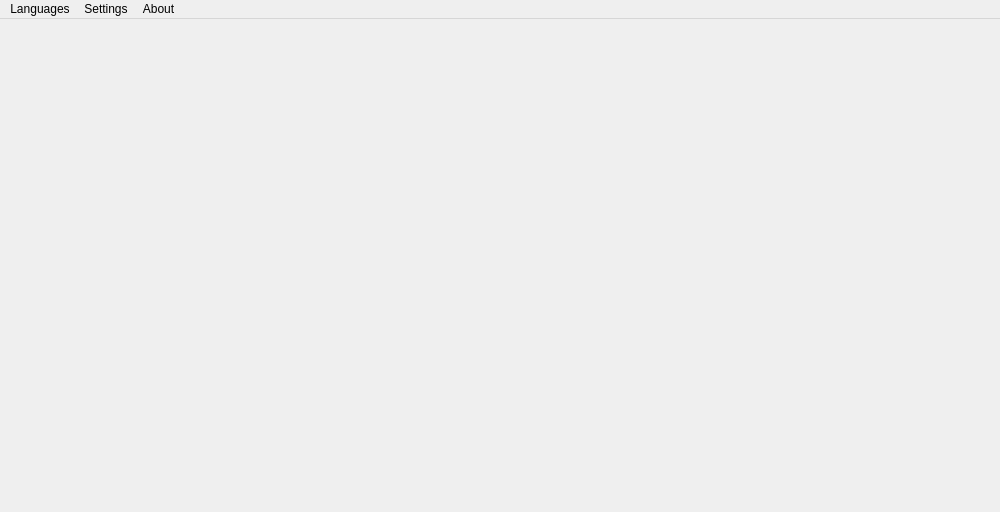
Qt form mainwindow.ui (vanniktech/SpeedReader) before a commit.
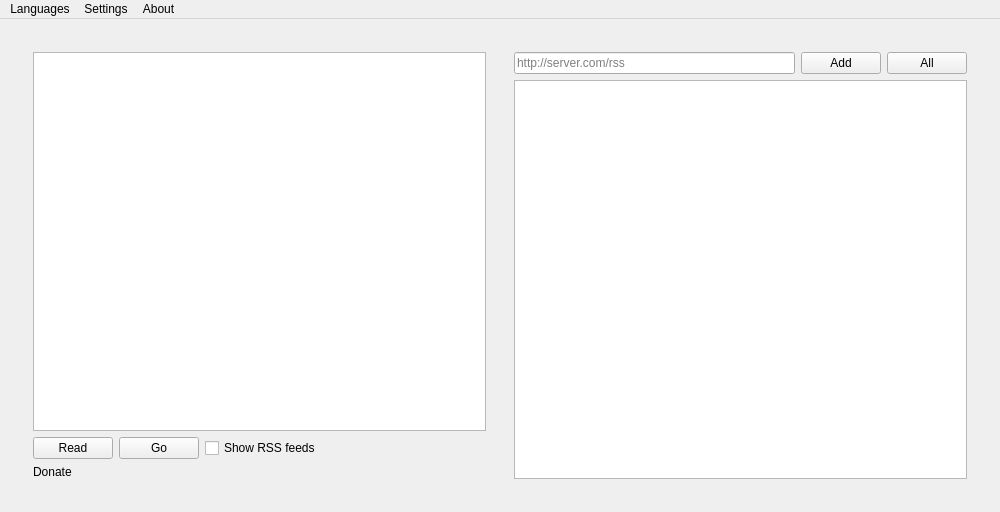
The same form after that commit. Icons and pictures are not drawn.

```diff
--- a/mainwindow.ui
+++ b/mainwindow.ui
@@ -20,9 +20,6 @@
 <ui version="4.0">
  <class>MainWindow</class>
  <widget class="QMainWindow" name="MainWindow">
-  <property name="enabled">
-   <bool>true</bool>
-  </property>
   <property name="geometry">
    <rect>
     <x>0</x>
@@ -34,7 +31,214 @@
   <property name="windowTitle">
    <string>SpeedReader</string>
   </property>
-  <widget class="QWidget" name="centralWidget"/>
+  <widget class="QWidget" name="centralWidget">
+   <layout class="QHBoxLayout" name="horizontalLayout">
+    <item>
+     <widget class="QStackedWidget" name="stackedWidget">
+      <property name="currentIndex">
+       <number>0</number>
+      </property>
+      <widget class="QWidget" name="startPage">
+       <layout class="QHBoxLayout" name="horizontalLayout_2">
+        <item>
+         <widget class="QWidget" name="pasteWidget" native="true">
+          <layout class="QVBoxLayout" name="verticalLayout">
+           <item>
+            <widget class="QPlainTextEdit" name="plainTextEdit"/>
+           </item>
+           <item>
+            <layout class="QHBoxLayout" name="buttonLayout">
+             <property name="sizeConstraint">
+              <enum>QLayout::SetDefaultConstraint</enum>
+             </property>
+             <property name="alignment">
+               <set>Qt::AlignLeft</set>
+             </property>
+             <item>
+              <widget class="QPushButton" name="readButton">
+               <property name="text">
+                <string>Read</string>
+               </property>
+              </widget>
+             </item>
+             <item>
+              <widget class="QPushButton" name="goButton">
+               <property name="text">
+                <string>Go</string>
+               </property>
+              </widget>
+             </item>
+             <item>
+              <widget class="QCheckBox" name="showRSSCheckBox">
+               <property name="text">
+                <string>Show RSS feeds</string>
+               </property>
+              </widget>
+             </item>
+            </layout>
+           </item>
+           <item>
+            <widget class="QLabel" name="donateLabel">
+             <property name="text">
+              <string>Donate</string>
+             </property>
+             <property name="textFormat">
+              <enum>Qt::RichText</enum>
+             </property>
+             <property name="wordWrap">
+              <bool>true</bool>
+             </property>
+             <property name="openExternalLinks">
+              <bool>true</bool>
+             </property>
+            </widget>
+           </item>
+          </layout>
+         </widget>
+        </item>
+        <item>
+         <widget class="QWidget" name="rssWidget" native="true">
+          <layout class="QVBoxLayout" name="verticalLayout_2">
+           <item>
+            <layout class="QHBoxLayout" name="horizontalLayout_3">
+             <item>
+              <widget class="QLineEdit" name="addRSSUrlLineEdit">
+               <property name="placeholderText">
+                <string>http://server.com/rss</string>
+               </property>
+              </widget>
+             </item>
+             <item>
+              <widget class="QPushButton" name="addRSSUrlButton">
+               <property name="text">
+                <string>Add</string>
+               </property>
+              </widget>
+             </item>
+             <item>
+              <widget class="QPushButton" name="refreshAllButton">
+               <property name="text">
+                <string>All</string>
+               </property>
+               <property name="icon">
+                <iconset resource="resources.qrc">
+                 <normaloff>:/images/refresh.png</normaloff>:/images/refresh.png</iconset>
+               </property>
+              </widget>
+             </item>
+            </layout>
+           </item>
+           <item>
+            <layout class="QHBoxLayout" name="checkBoxRSSLayout">
+              <property name="alignment">
+                <set>Qt::AlignLeft</set>
+              </property>
+            </layout>
+           </item>
+           <item>
+            <widget class="QListWidget" name="rssListWidget">
+             <property name="iconSize">
+              <size>
+               <width>80</width>
+               <height>80</height>
+              </size>
+             </property>
+             <property name="wordWrap">
+              <bool>true</bool>
+             </property>
+            </widget>
+           </item>
+          </layout>
+         </widget>
+        </item>
+       </layout>
+      </widget>
+      <widget class="QWidget" name="readPage">
+       <layout class="QHBoxLayout" name="horizontalLayout_5">
+        <item>
+         <widget class="QWidget" name="readWidget" native="true">
+          <layout class="QVBoxLayout" name="verticalLayout_4">
+           <item>
+            <widget class="QProgressBar" name="progressBar">
+             <property name="value">
+              <number>24</number>
+             </property>
+            </widget>
+           </item>
+           <item>
+            <widget class="QLabel" name="label">
+             <property name="text">
+              <string/>
+             </property>
+             <property name="alignment">
+              <set>Qt::AlignCenter</set>
+             </property>
+            </widget>
+           </item>
+           <item>
+            <layout class="QHBoxLayout" name="horizontalLayout_4">
+             <property name="alignment">
+               <set>Qt::AlignLeft</set>
+             </property>
+             <item>
+              <widget class="QPushButton" name="startStopButton">
+               <property name="text">
+                <string>Start</string>
+               </property>
+              </widget>
+             </item>
+             <item>
+              <widget class="QPushButton" name="cancelButton">
+               <property name="text">
+                <string>Cancel</string>
+               </property>
+              </widget>
+             </item>
+            </layout>
+           </item>
+          </layout>
+         </widget>
+        </item>
+        <item>
+         <widget class="QWidget" name="statusWidget" native="true">
+          <layout class="QVBoxLayout" name="verticalLayout_3">
+           <item>
+            <widget class="QLabel" name="segmentsStatusLabel">
+             <property name="text">
+              <string/>
+             </property>
+            </widget>
+           </item>
+           <item>
+            <widget class="QLabel" name="stopWordsStatusLabel">
+             <property name="text">
+              <string/>
+             </property>
+            </widget>
+           </item>
+           <item>
+            <widget class="QLabel" name="estimatedRemainingReadingTimeLabel">
+             <property name="text">
+              <string/>
+             </property>
+            </widget>
+           </item>
+           <item>
+            <widget class="QTextEdit" name="textEdit">
+             <property name="readOnly">
+              <bool>true</bool>
+             </property>
+            </widget>
+           </item>
+          </layout>
+         </widget>
+        </item>
+       </layout>
+      </widget>
+     </widget>
+    </item>
+   </layout>
+  </widget>
   <widget class="QMenuBar" name="menuBar">
    <property name="geometry">
     <rect>
```
Left out of the diff: 6 changed lines with no effect on the pictures.
